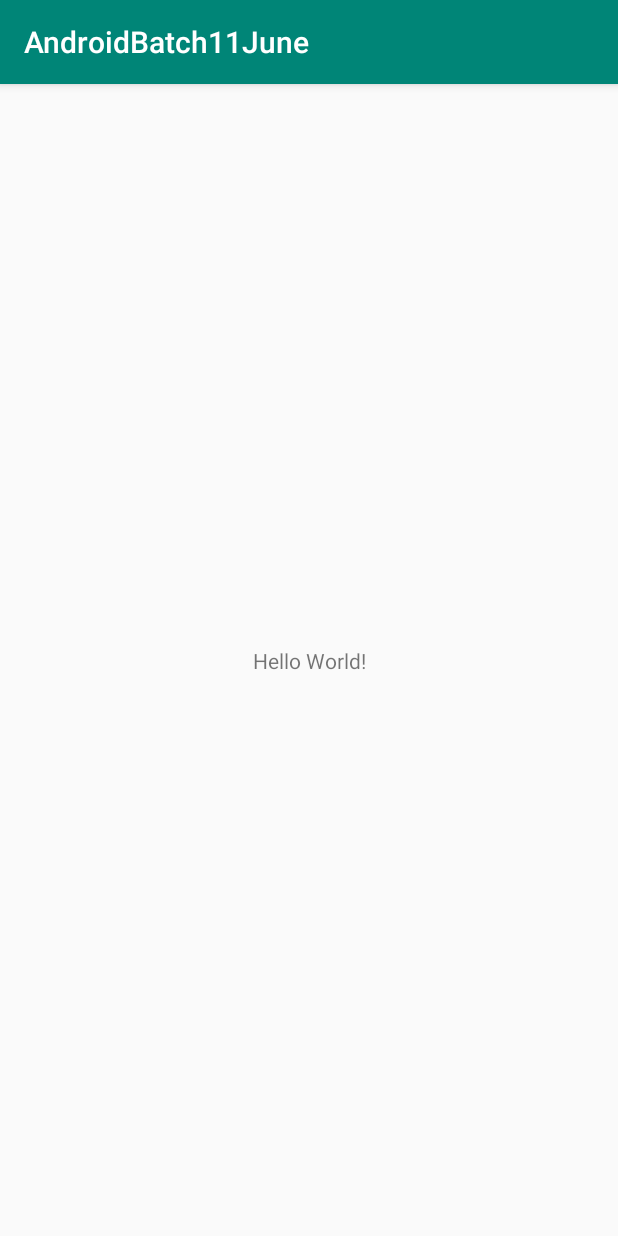
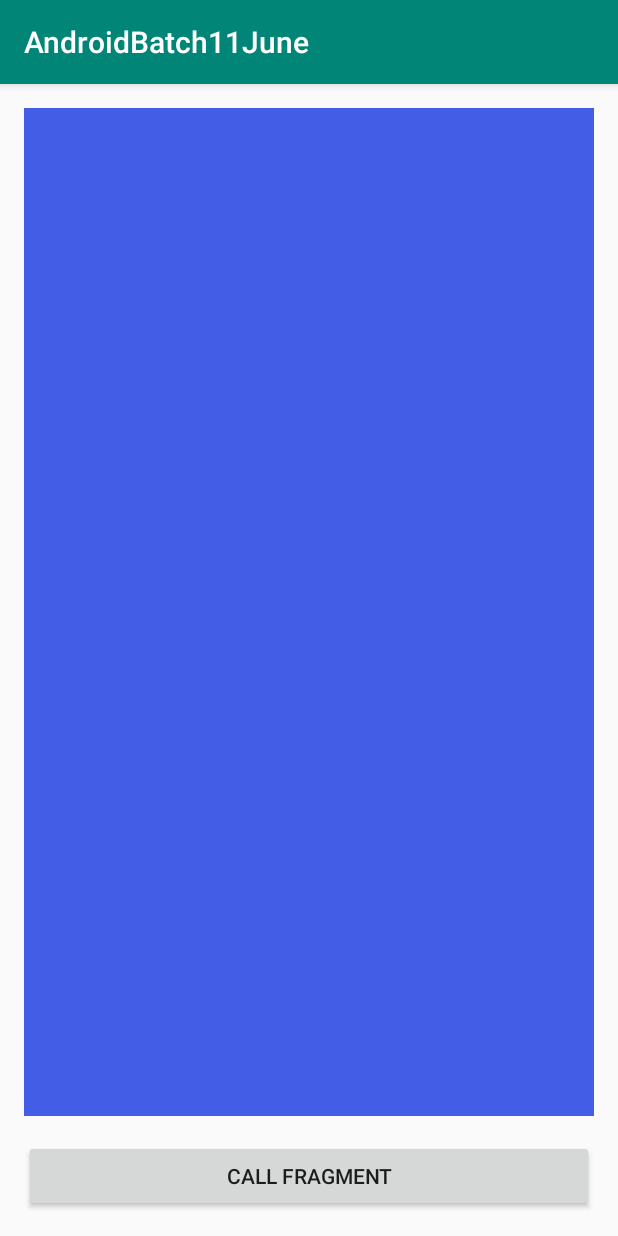
Before and after one commit to rajansaindane/AndroidDemo, an Android app: the screen it shows after launch (MainActivity before the commit, FragmentActivity after it), on a phone screen of 412 x 824 dp. Run offline under Robolectric (Android 15) with nearby library versions, the phone set to English and light mode, and no system bars.

Commit message:
fragment.

```diff
--- a/app/build.gradle
+++ b/app/build.gradle
@@ -1,4 +1,6 @@
 apply plugin: 'com.android.application'
+apply plugin: 'kotlin-android'
+apply plugin: 'kotlin-android-extensions'
 
 android {
     compileSdkVersion 28
@@ -22,7 +24,9 @@ dependencies {
     implementation fileTree(dir: 'libs', include: ['*.jar'])
     implementation 'com.android.support:appcompat-v7:28.0.0'
     implementation 'com.android.support.constraint:constraint-layout:1.1.3'
+    implementation 'com.android.support:support-v4:28.0.0'
     testImplementation 'junit:junit:4.12'
     androidTestImplementation 'com.android.support.test:runner:1.0.2'
     androidTestImplementation 'com.android.support.test.espresso:espresso-core:3.0.2'
+    implementation "org.jetbrains.kotlin:kotlin-stdlib-jdk7:$kotlin_version"
 }
--- /dev/null
+++ b/app/src/main/java/com/melayer/androidbatch11june/FirstFragment.kt
@@ -0,0 +1,29 @@
+package com.melayer.androidbatch11june
+
+
+import android.os.Bundle
+import android.support.v4.app.Fragment
+import android.view.LayoutInflater
+import android.view.View
+import android.view.ViewGroup
+
+
+// TODO: Rename parameter arguments, choose names that match
+// the fragment initialization parameters, e.g. ARG_ITEM_NUMBER
+private const val ARG_PARAM1 = "param1"
+private const val ARG_PARAM2 = "param2"
+
+/**
+ * A simple [Fragment] subclass.
+ *
+ */
+class FirstFragment : Fragment() {
+
+    override fun onCreateView(inflater: LayoutInflater, container: ViewGroup?,
+                              savedInstanceState: Bundle?): View? {
+        // Inflate the layout for this fragment
+        return inflater.inflate(R.layout.fragment_first, container, false)
+    }
+
+
+}
--- /dev/null
+++ b/app/src/main/java/com/melayer/androidbatch11june/FragmentActivity.kt
@@ -0,0 +1,21 @@
+package com.melayer.androidbatch11june
+
+import android.support.v7.app.AppCompatActivity
+import android.os.Bundle
+import android.support.v4.app.FragmentManager
+import kotlinx.android.synthetic.main.activity_fragment.*
+
+class FragmentActivity : AppCompatActivity() {
+
+    override fun onCreate(savedInstanceState: Bundle?) {
+        super.onCreate(savedInstanceState)
+        setContentView(R.layout.activity_fragment)
+            val firstFragment = FirstFragment()
+            val fragmentManager = supportFragmentManager
+            val fragmentTransaction = fragmentManager.beginTransaction()
+            fragmentTransaction.add(R.id.frame_container,firstFragment)
+            fragmentTransaction.addToBackStack(null)
+            fragmentTransaction.commit()
+
+    }
+}
--- a/app/src/main/java/com/melayer/androidbatch11june/MainActivity.java
+++ b/app/src/main/java/com/melayer/androidbatch11june/RegistrationActivity.java
@@ -3,11 +3,12 @@ package com.melayer.androidbatch11june;
 import android.support.v7.app.AppCompatActivity;
 import android.os.Bundle;
 
-public class MainActivity extends AppCompatActivity {
+public class RegistrationActivity extends AppCompatActivity {
 
     @Override
     protected void onCreate(Bundle savedInstanceState) {
         super.onCreate(savedInstanceState);
         setContentView(R.layout.activity_main);
+
     }
 }
--- /dev/null
+++ b/app/src/main/java/com/melayer/androidbatch11june/User.java
@@ -0,0 +1,4 @@
+package com.melayer.androidbatch11june;
+
+public class User {
+}
--- /dev/null
+++ b/app/src/main/res/layout/activity_fragment.xml
@@ -0,0 +1,40 @@
+<?xml version="1.0" encoding="utf-8"?>
+<android.support.constraint.ConstraintLayout xmlns:android="http://schemas.android.com/apk/res/android"
+    xmlns:app="http://schemas.android.com/apk/res-auto"
+    xmlns:tools="http://schemas.android.com/tools"
+    android:layout_width="match_parent"
+    android:layout_height="match_parent"
+    tools:context=".FragmentActivity">
+
+
+    <FrameLayout
+        android:id="@+id/frame_container"
+        android:layout_width="match_parent"
+        android:layout_height="0dp"
+        android:layout_marginStart="16dp"
+        android:layout_marginTop="16dp"
+        android:layout_marginEnd="16dp"
+        android:layout_marginBottom="8dp"
+        app:layout_constraintBottom_toTopOf="@+id/btnLoadFragment"
+        app:layout_constraintEnd_toEndOf="parent"
+        app:layout_constraintStart_toStartOf="parent"
+        app:layout_constraintTop_toTopOf="parent">
+
+    </FrameLayout>
+
+    <Button
+        android:id="@+id/btnLoadFragment"
+        android:layout_width="0dp"
+        android:layout_height="wrap_content"
+        android:layout_marginStart="16dp"
+        android:layout_marginTop="8dp"
+        android:layout_marginEnd="16dp"
+        android:layout_marginBottom="16dp"
+        android:text="@string/call_fragment"
+        app:layout_constraintBottom_toBottomOf="parent"
+        app:layout_constraintEnd_toEndOf="parent"
+        app:layout_constraintStart_toStartOf="parent"
+        app:layout_constraintTop_toBottomOf="@+id/frame_container" />
+
+
+</android.support.constraint.ConstraintLayout>
--- a/app/src/main/res/layout/activity_main.xml
+++ b/app/src/main/res/layout/activity_main.xml
@@ -4,7 +4,7 @@
     xmlns:tools="http://schemas.android.com/tools"
     android:layout_width="match_parent"
     android:layout_height="match_parent"
-    tools:context=".MainActivity">
+    tools:context=".RegistrationActivity">
 
     <TextView
         android:layout_width="wrap_content"
--- /dev/null
+++ b/app/src/main/res/layout/fragment_first.xml
@@ -0,0 +1,11 @@
+<?xml version="1.0" encoding="utf-8"?>
+<FrameLayout xmlns:android="http://schemas.android.com/apk/res/android"
+    xmlns:tools="http://schemas.android.com/tools"
+    android:layout_width="match_parent"
+    android:layout_height="match_parent"
+    android:background="@color/colorBlue"
+    tools:context=".FirstFragment">
+
+    <!-- TODO: Update blank fragment layout -->
+
+</FrameLayout>
--- a/app/src/main/res/values/colors.xml
+++ b/app/src/main/res/values/colors.xml
@@ -3,4 +3,5 @@
     <color name="colorPrimary">#008577</color>
     <color name="colorPrimaryDark">#00574B</color>
     <color name="colorAccent">#D81B60</color>
+    <color name="colorBlue">#445DE6</color>
 </resources>
--- a/app/src/main/res/values/strings.xml
+++ b/app/src/main/res/values/strings.xml
@@ -1,3 +1,7 @@
 <resources>
     <string name="app_name">AndroidBatch11June</string>
+
+    <!-- TODO: Remove or change this placeholder text -->
+    <string name="hello_blank_fragment">Hello blank fragment</string>
+    <string name="call_fragment">Call Fragment</string>
 </resources>
--- a/build.gradle
+++ b/build.gradle
@@ -1,6 +1,8 @@
 // Top-level build file where you can add configuration options common to all sub-projects/modules.
 
 buildscript {
+    ext.kotlin_version = '1.3.31'
+
     repositories {
         google()
         jcenter()
@@ -11,7 +13,7 @@ buildscript {
 
         // NOTE: Do not place your application dependencies here; they belong
         // in the individual module build.gradle files
-    }
+    classpath "org.jetbrains.kotlin:kotlin-gradle-plugin:$kotlin_version" }
 }
 
 allprojects {
```
Also changed, not shown: app/src/main/AndroidManifest.xml (+10 -2 lines), app/src/main/res/drawable/ic_user.xml (added, +8 -0 lines).
